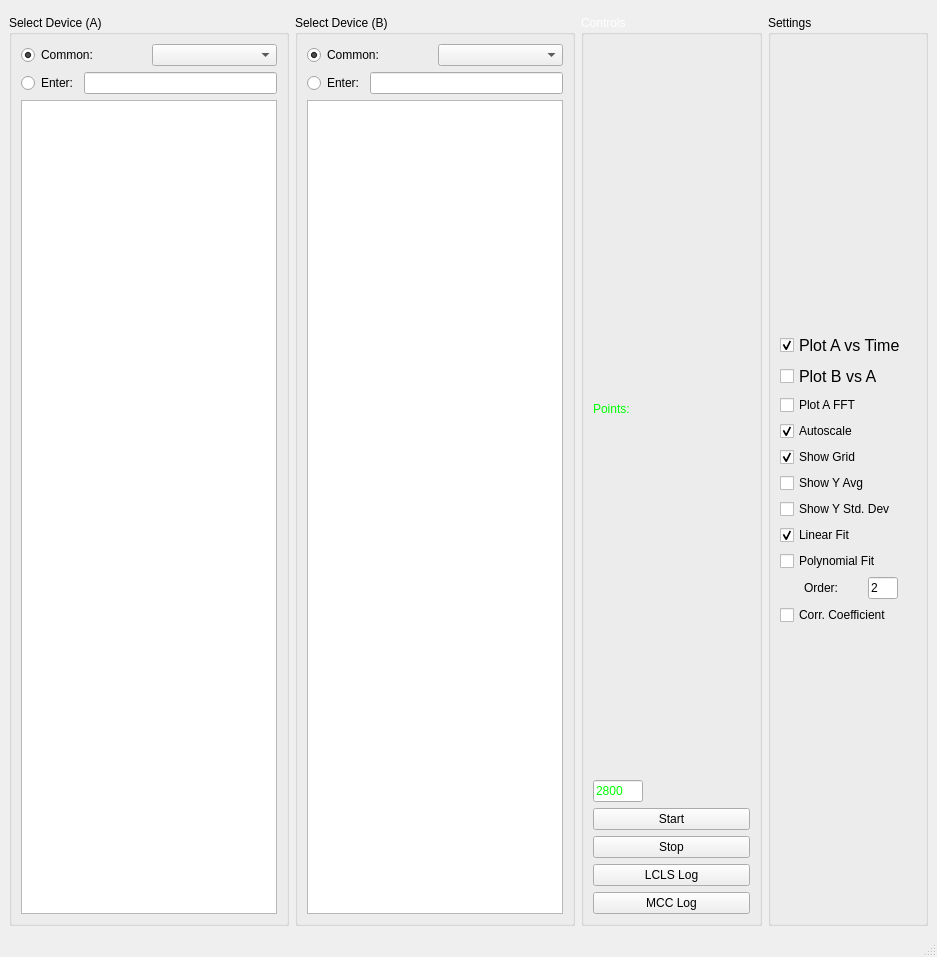
The window that rtbsa.ui (lisazacarias/rtbsa) describes before a commit, drawn with Qt 5.
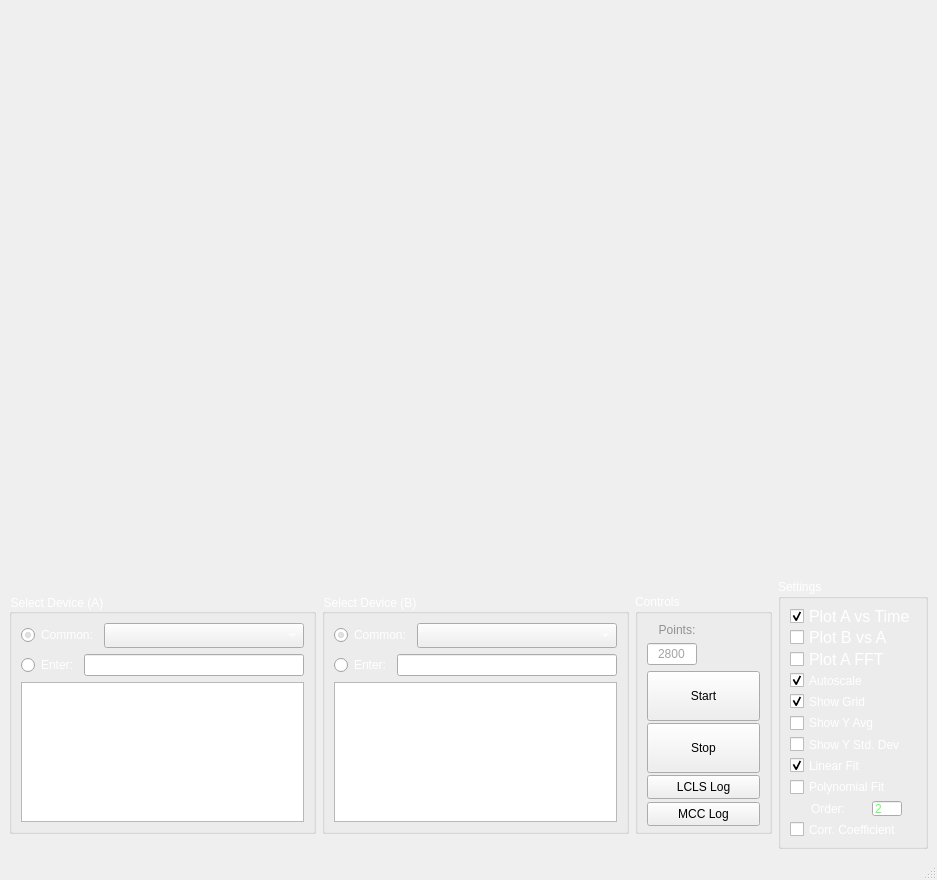
The same window after the commit.

Commit message: almost have it looking normal - just some stuff that won't center

What changed in the file:
```diff
--- a/rtbsa.ui
+++ b/rtbsa.ui
@@ -7,9 +7,15 @@
     <x>0</x>
     <y>0</y>
     <width>937</width>
-    <height>957</height>
+    <height>880</height>
    </rect>
   </property>
+  <property name="minimumSize">
+   <size>
+    <width>400</width>
+    <height>400</height>
+   </size>
+  </property>
   <property name="contextMenuPolicy">
    <enum>Qt::ActionsContextMenu</enum>
   </property>
@@ -21,12 +27,28 @@
     <item row="0" column="0">
      <layout class="QVBoxLayout" name="verticalLayout_3">
       <item>
-       <widget class="QWidget" name="widget" native="true"/>
+       <widget class="QWidget" name="widget" native="true">
+        <property name="minimumSize">
+         <size>
+          <width>400</width>
+          <height>400</height>
+         </size>
+        </property>
+       </widget>
       </item>
       <item>
        <layout class="QHBoxLayout" name="horizontalLayout_2">
         <item>
          <widget class="QGroupBox" name="groupBox">
+          <property name="maximumSize">
+           <size>
+            <width>310</width>
+            <height>240</height>
+           </size>
+          </property>
+          <property name="styleSheet">
+           <string notr="true">QWidget{color:white}</string>
+          </property>
           <property name="title">
            <string>Select Device (A)</string>
           </property>
@@ -48,7 +70,14 @@
                   </widget>
                  </item>
                  <item>
-                  <widget class="QComboBox" name="common1"/>
+                  <widget class="QComboBox" name="common1">
+                   <property name="minimumSize">
+                    <size>
+                     <width>200</width>
+                     <height>25</height>
+                    </size>
+                   </property>
+                  </widget>
                  </item>
                 </layout>
                </item>
@@ -81,6 +110,15 @@
         </item>
         <item>
          <widget class="QGroupBox" name="groupBox_2">
+          <property name="maximumSize">
+           <size>
+            <width>310</width>
+            <height>240</height>
+           </size>
+          </property>
+          <property name="styleSheet">
+           <string notr="true">QWidget{color:white}</string>
+          </property>
           <property name="title">
            <string>Select Device (B)</string>
           </property>
@@ -102,7 +140,14 @@
                   </widget>
                  </item>
                  <item>
-                  <widget class="QComboBox" name="common2"/>
+                  <widget class="QComboBox" name="common2">
+                   <property name="minimumSize">
+                    <size>
+                     <width>200</width>
+                     <height>25</height>
+                    </size>
+                   </property>
+                  </widget>
                  </item>
                 </layout>
                </item>
@@ -135,6 +180,12 @@
         </item>
         <item>
          <widget class="QGroupBox" name="groupBox_4">
+          <property name="maximumSize">
+           <size>
+            <width>310</width>
+            <height>240</height>
+           </size>
+          </property>
           <property name="palette">
            <palette>
             <active>
@@ -184,8 +235,8 @@
                 <widget class="QLabel" name="label_2">
                  <property name="maximumSize">
                   <size>
-                   <width>50</width>
-                   <height>16777215</height>
+                   <width>60</width>
+                   <height>30</height>
                   </size>
                  </property>
                  <property name="palette">
@@ -194,9 +245,18 @@
                     <colorrole role="WindowText">
                      <brush brushstyle="SolidPattern">
                       <color alpha="255">
-                       <red>0</red>
+                       <red>146</red>
+                       <green>145</green>
+                       <blue>144</blue>
+                      </color>
+                     </brush>
+                    </colorrole>
+                    <colorrole role="Text">
+                     <brush brushstyle="SolidPattern">
+                      <color alpha="255">
+                       <red>100</red>
                        <green>255</green>
-                       <blue>0</blue>
+                       <blue>100</blue>
                       </color>
                      </brush>
                     </colorrole>
@@ -205,9 +265,18 @@
                     <colorrole role="WindowText">
                      <brush brushstyle="SolidPattern">
                       <color alpha="255">
-                       <red>0</red>
+                       <red>146</red>
+                       <green>145</green>
+                       <blue>144</blue>
+                      </color>
+                     </brush>
+                    </colorrole>
+                    <colorrole role="Text">
+                     <brush brushstyle="SolidPattern">
+                      <color alpha="255">
+                       <red>100</red>
                        <green>255</green>
-                       <blue>0</blue>
+                       <blue>100</blue>
                       </color>
                      </brush>
                     </colorrole>
@@ -222,12 +291,24 @@
                       </color>
                      </brush>
                     </colorrole>
+                    <colorrole role="Text">
+                     <brush brushstyle="SolidPattern">
+                      <color alpha="255">
+                       <red>165</red>
+                       <green>164</green>
+                       <blue>164</blue>
+                      </color>
+                     </brush>
+                    </colorrole>
                    </disabled>
                   </palette>
                  </property>
                  <property name="text">
                   <string>Points:</string>
                  </property>
+                 <property name="alignment">
+                  <set>Qt::AlignCenter</set>
+                 </property>
                 </widget>
                </item>
                <item>
@@ -235,7 +316,7 @@
                  <property name="maximumSize">
                   <size>
                    <width>50</width>
-                   <height>16777215</height>
+                   <height>25</height>
                   </size>
                  </property>
                  <property name="palette">
@@ -244,9 +325,9 @@
                     <colorrole role="Text">
                      <brush brushstyle="SolidPattern">
                       <color alpha="255">
-                       <red>0</red>
-                       <green>255</green>
-                       <blue>0</blue>
+                       <red>165</red>
+                       <green>164</green>
+                       <blue>164</blue>
                       </color>
                      </brush>
                     </colorrole>
@@ -255,9 +336,9 @@
                     <colorrole role="Text">
                      <brush brushstyle="SolidPattern">
                       <color alpha="255">
-                       <red>0</red>
-                       <green>255</green>
-                       <blue>0</blue>
+                       <red>165</red>
+                       <green>164</green>
+                       <blue>164</blue>
                       </color>
                      </brush>
                     </colorrole>
@@ -278,12 +359,21 @@
                  <property name="text">
                   <string>2800</string>
                  </property>
+                 <property name="alignment">
+                  <set>Qt::AlignCenter</set>
+                 </property>
                 </widget>
                </item>
               </layout>
              </item>
              <item>
               <widget class="QPushButton" name="draw_button">
+               <property name="minimumSize">
+                <size>
+                 <width>95</width>
+                 <height>50</height>
+                </size>
+               </property>
                <property name="text">
                 <string>Start</string>
                </property>
@@ -291,6 +381,12 @@
              </item>
              <item>
               <widget class="QPushButton" name="stop_button">
+               <property name="minimumSize">
+                <size>
+                 <width>95</width>
+                 <height>50</height>
+                </size>
+               </property>
                <property name="text">
                 <string>Stop</string>
                </property>
@@ -300,6 +396,12 @@
               <layout class="QVBoxLayout" name="verticalLayout_4">
                <item>
                 <widget class="QPushButton" name="log_button">
+                 <property name="minimumSize">
+                  <size>
+                   <width>95</width>
+                   <height>24</height>
+                  </size>
+                 </property>
                  <property name="text">
                   <string>LCLS Log</string>
                  </property>
@@ -307,6 +409,12 @@
                </item>
                <item>
                 <widget class="QPushButton" name="mcclog_button">
+                 <property name="minimumSize">
+                  <size>
+                   <width>95</width>
+                   <height>24</height>
+                  </size>
+                 </property>
                  <property name="text">
                   <string>MCC Log</string>
                  </property>
@@ -324,9 +432,46 @@
           <property name="maximumSize">
            <size>
             <width>160</width>
-            <height>16777215</height>
+            <height>270</height>
            </size>
           </property>
+          <property name="palette">
+           <palette>
+            <active>
+             <colorrole role="WindowText">
+              <brush brushstyle="SolidPattern">
+               <color alpha="255">
+                <red>255</red>
+                <green>255</green>
+                <blue>255</blue>
+               </color>
+              </brush>
+             </colorrole>
+            </active>
+            <inactive>
+             <colorrole role="WindowText">
+              <brush brushstyle="SolidPattern">
+               <color alpha="255">
+                <red>255</red>
+                <green>255</green>
+                <blue>255</blue>
+               </color>
+              </brush>
+             </colorrole>
+            </inactive>
+            <disabled>
+             <colorrole role="WindowText">
+              <brush brushstyle="SolidPattern">
+               <color alpha="255">
+                <red>146</red>
+                <green>145</green>
+                <blue>144</blue>
+               </color>
+              </brush>
+             </colorrole>
+            </disabled>
+           </palette>
+          </property>
           <property name="title">
            <string>Settings</string>
           </property>
@@ -362,6 +507,11 @@
              </item>
              <item>
               <widget class="QCheckBox" name="AFFT">
+               <property name="font">
+                <font>
+                 <pointsize>12</pointsize>
+                </font>
+               </property>
                <property name="text">
                 <string>Plot A FFT</string>
                </property>
@@ -428,6 +578,43 @@
                    <height>16777215</height>
                   </size>
                  </property>
+                 <property name="palette">
+                  <palette>
+                   <active>
+                    <colorrole role="Text">
+                     <brush brushstyle="SolidPattern">
+                      <color alpha="255">
+                       <red>100</red>
+                       <green>255</green>
+                       <blue>100</blue>
+                      </color>
+                     </brush>
+                    </colorrole>
+                   </active>
+                   <inactive>
+                    <colorrole role="Text">
+                     <brush brushstyle="SolidPattern">
+                      <color alpha="255">
+                       <red>100</red>
+                       <green>255</green>
+                       <blue>100</blue>
+                      </color>
+                     </brush>
+                    </colorrole>
+                   </inactive>
+                   <disabled>
+                    <colorrole role="Text">
+                     <brush brushstyle="SolidPattern">
+                      <color alpha="255">
+                       <red>165</red>
+                       <green>164</green>
+                       <blue>164</blue>
+                      </color>
+                     </brush>
+                    </colorrole>
+                   </disabled>
+                  </palette>
+                 </property>
                  <property name="text">
                   <string>Order:</string>
                  </property>
@@ -441,9 +628,46 @@
                  <property name="maximumSize">
                   <size>
                    <width>30</width>
-                   <height>16777215</height>
+                   <height>30</height>
                   </size>
                  </property>
+                 <property name="palette">
+                  <palette>
+                   <active>
+                    <colorrole role="Text">
+                     <brush brushstyle="SolidPattern">
+                      <color alpha="255">
+                       <red>100</red>
+                       <green>255</green>
+                       <blue>100</blue>
+                      </color>
+                     </brush>
+                    </colorrole>
+                   </active>
+                   <inactive>
+                    <colorrole role="Text">
+                     <brush brushstyle="SolidPattern">
+                      <color alpha="255">
+                       <red>100</red>
+                       <green>255</green>
+                       <blue>100</blue>
+                      </color>
+                     </brush>
+                    </colorrole>
+                   </inactive>
+                   <disabled>
+                    <colorrole role="Text">
+                     <brush brushstyle="SolidPattern">
+                      <color alpha="255">
+                       <red>165</red>
+                       <green>164</green>
+                       <blue>164</blue>
+                      </color>
+                     </brush>
+                    </colorrole>
+                   </disabled>
+                  </palette>
+                 </property>
                  <property name="text">
                   <string>2</string>
                  </property>
```
